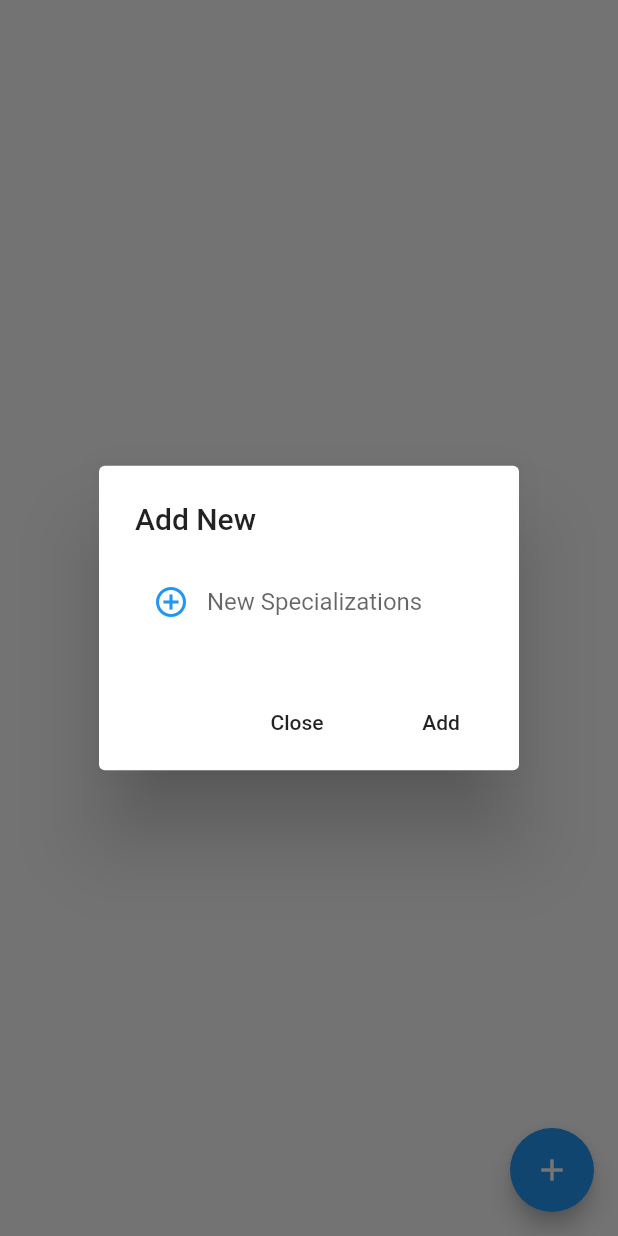
After one commit to mohabmahmoud/Finddr, a Flutter app: the Specializations screen opened directly, after a tap on the "add" icon, on a phone screen of 412 x 824 dp. The commit adds this screen. Run offline on Flutter 3.47's test engine with Material 2 defaults, Android fonts, the phone set to English and light mode, and no system bars; our stand-ins replace cloud_firestore, firebase_auth, shared_preferences; accounts and stored records are empty; statements that could not run were skipped.

Commit message:
specialization

```diff
--- /dev/null
+++ b/lib/ui/Admin/AllSpecializations.dart
@@ -0,0 +1,135 @@
+import 'package:cloud_firestore/cloud_firestore.dart';
+import 'package:finddoctor/widget/loder.dart';
+import 'package:flutter/material.dart';
+class Specializations extends StatefulWidget {
+  String uid;
+  Specializations({this.uid});
+  @override
+  _SpecializationsState createState() => _SpecializationsState();
+}
+
+class _SpecializationsState extends State<Specializations> {
+  TextEditingController ADDnew = new TextEditingController();
+
+  @override
+  Widget build(BuildContext context) {
+    return Scaffold(floatingActionButton: FloatingActionButton(
+      child: Icon(Icons.add), onPressed: () {
+      showDialog(
+          context: context,
+          builder: (BuildContext context) {
+            return AlertDialog(
+              title: Text("Add New "),
+              content: TextField(
+                onChanged: (email) {},
+                controller: ADDnew,
+                textAlign: TextAlign.left,
+                keyboardType: TextInputType.emailAddress,
+                style: TextStyle(
+                  color: Colors.blue,
+                ),
+                decoration: InputDecoration(
+                  border: InputBorder.none,
+                  contentPadding: EdgeInsets.only(top: 14.0),
+                  prefixIcon: Icon(
+                    Icons.control_point,
+                    color: Colors.blue,
+                  ),
+                  hintText: 'New Specializations',
+                ),
+              ),
+              actions: [
+                FlatButton(
+                  child: Text("Close"),
+                  onPressed: () {
+                    Navigator.of(context).pop();
+                  },
+                ),
+                FlatButton(
+                  child: Text("Add"),
+                  onPressed: () {
+                    Firestore.instance.collection('Specializations')
+                        .document()
+                        .setData({
+                      'specializationname': ADDnew.text,
+                    })
+                        .then((res) {
+                      print('mmmm');
+                      Navigator.of(context).pop();
+                    });
+                  },
+                ),
+
+              ],
+            );
+          });
+    },), body: StreamBuilder(
+      stream: Firestore.instance.collection('Specializations').snapshots(),
+      builder: (BuildContext context, AsyncSnapshot Snap) {
+        if (!Snap.hasData) {
+          return Container(child: Center(child: Text('Loading')));
+
+        }
+        else {
+          print(Snap.data.documents);
+          return Container(child:
+          ListView.builder(itemCount: Snap.data.documents.length, itemBuilder: (context, index) {
+            return ListTile(leading: Icon(Icons.control_point, color: Colors.red,),
+              title: Text(Snap.data.documents[index]['specializationname']),
+              trailing: IconButton(
+                icon: Icon(Icons.delete_forever, color: Colors.red,),onPressed: (){
+
+
+
+
+
+
+                showDialog(
+                    context: context,
+                    builder: (BuildContext context) {
+                      return AlertDialog(
+                        title: Text("Delete "),
+                        content: Text(Snap.data.documents[index]['Gaverenment']),
+                        actions: [
+                          FlatButton(
+                            child: Text("Close"),
+                            onPressed: () {
+                              Navigator.of(context).pop();
+                            },
+                          ),
+                          FlatButton(
+                            child: Text("delete",style: TextStyle(color: Colors.red),),
+                            onPressed: () {
+                              Firestore.instance.collection('Specializations')
+                                  .document(Snap.data.documents[index].documentID).delete()
+                                  .then((res) {
+                                print('delete');
+                                Navigator.of(context).pop();
+                              });
+                            },
+                          ),
+
+                        ],
+                      );
+                    });
+
+
+
+
+
+
+
+
+
+
+
+              },),);
+          }),);
+        }
+      },)
+
+
+      ,);
+  }
+
+}
--- a/lib/ui/Admin/HomeAdmin.dart
+++ b/lib/ui/Admin/HomeAdmin.dart
@@ -17,7 +17,7 @@ class _AdminHomeState extends State<AdminHome> {
    int i=0;
   @override
   Widget build(BuildContext context) {
-    var pages=[null,null,null,null,null,null];
+    var pages=[null,null,null,Specializations(uid: widget.uid,)];
 
     return Scaffold(drawer:Drawer(child: ListView(children: <Widget>[
       Container(height: getheight(context)/3,child: Image.asset('images/logo.jpg'),),
```
Also changed, not shown: 1 other file.
